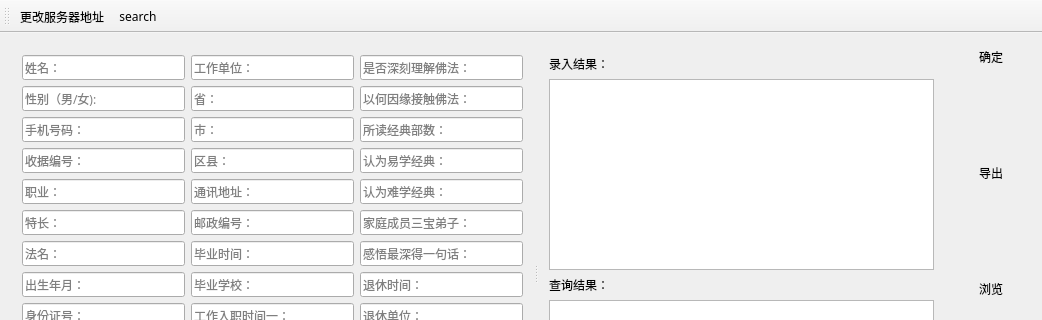
Above: connect.ui from crouse/connect before the change; both pictures show x 0 to 1042 and y 0 to 320 of the 1042 by 535 pixel window. Below: the same form after it.
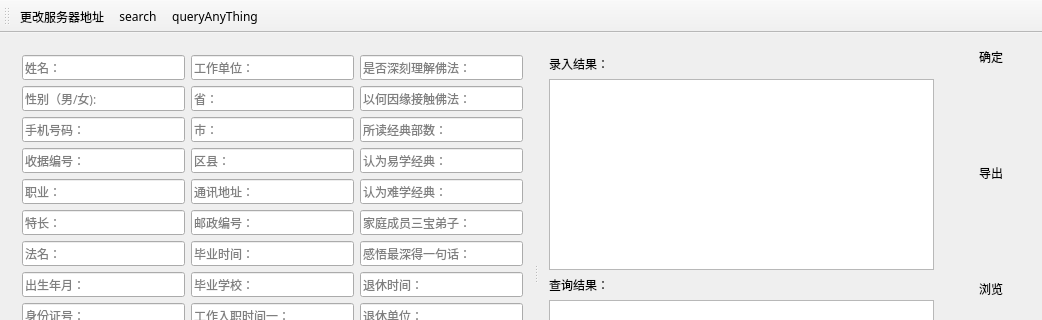
That is the form after the change. Icons and pictures are not drawn.

Diff of the .ui file:
```diff
--- a/connect.ui
+++ b/connect.ui
@@ -13,6 +13,7 @@
   <property name="font">
    <font>
     <family>STKaiti</family>
+    <underline>false</underline>
    </font>
   </property>
   <property name="windowTitle">
@@ -22,6 +23,12 @@
    <iconset resource="img.qrc">
     <normaloff>:/image/img/longquan.png</normaloff>:/image/img/longquan.png</iconset>
   </property>
+  <property name="windowOpacity">
+   <double>1.000000000000000</double>
+  </property>
+  <property name="styleSheet">
+   <string notr="true"/>
+  </property>
   <property name="unifiedTitleAndToolBarOnMac">
    <bool>true</bool>
   </property>
@@ -734,6 +741,12 @@
    <property name="windowTitle">
     <string>toolBar</string>
    </property>
+   <property name="styleSheet">
+    <string notr="true"/>
+   </property>
+   <property name="toolButtonStyle">
+    <enum>Qt::ToolButtonIconOnly</enum>
+   </property>
    <attribute name="toolBarArea">
     <enum>TopToolBarArea</enum>
    </attribute>
@@ -742,6 +755,7 @@
    </attribute>
    <addaction name="action"/>
    <addaction name="actionSearch"/>
+   <addaction name="actionQueryAnyThing"/>
   </widget>
   <action name="action">
    <property name="icon">
@@ -761,6 +775,21 @@
     <string>search</string>
    </property>
   </action>
+  <action name="actionQueryAnyThing">
+   <property name="icon">
+    <iconset resource="img.qrc">
+     <normaloff>:/image/img/search.png</normaloff>:/image/img/search.png</iconset>
+   </property>
+   <property name="text">
+    <string>queryAnyThing</string>
+   </property>
+   <property name="toolTip">
+    <string>查询窗口</string>
+   </property>
+   <property name="shortcut">
+    <string>Meta+F</string>
+   </property>
+  </action>
  </widget>
  <layoutdefault spacing="6" margin="11"/>
  <tabstops>
```
Left out of the diff: 131 changed lines with no effect on the pictures.
